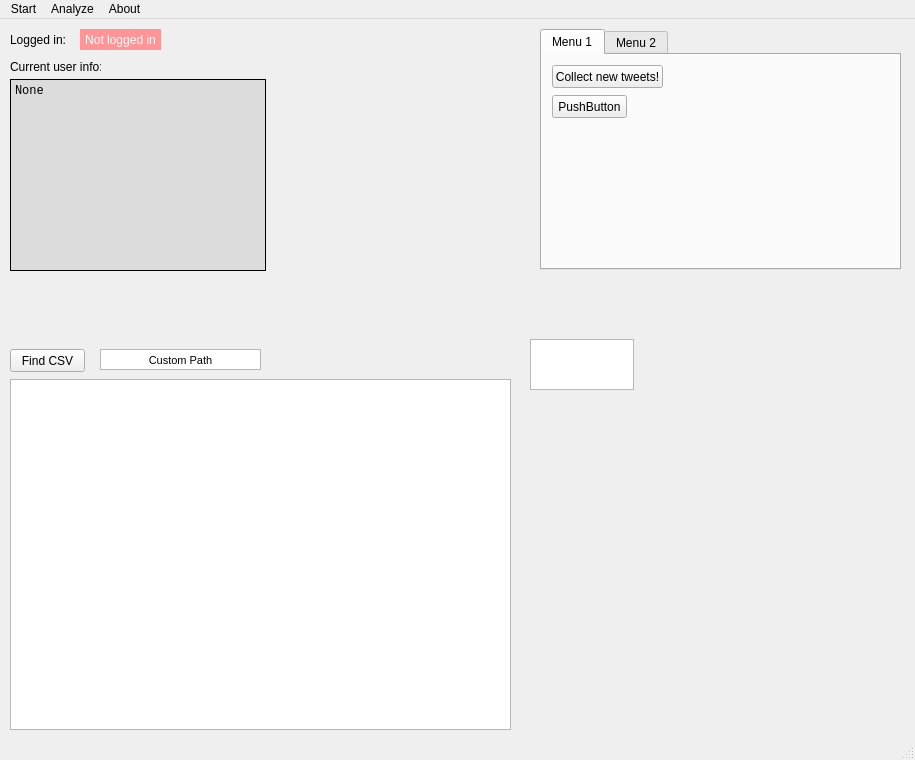
First picture: the form in TwitterAnalyzer/GUI.ui, repository GrzegorzKrug/TwitterAnalyzer, before the edit.
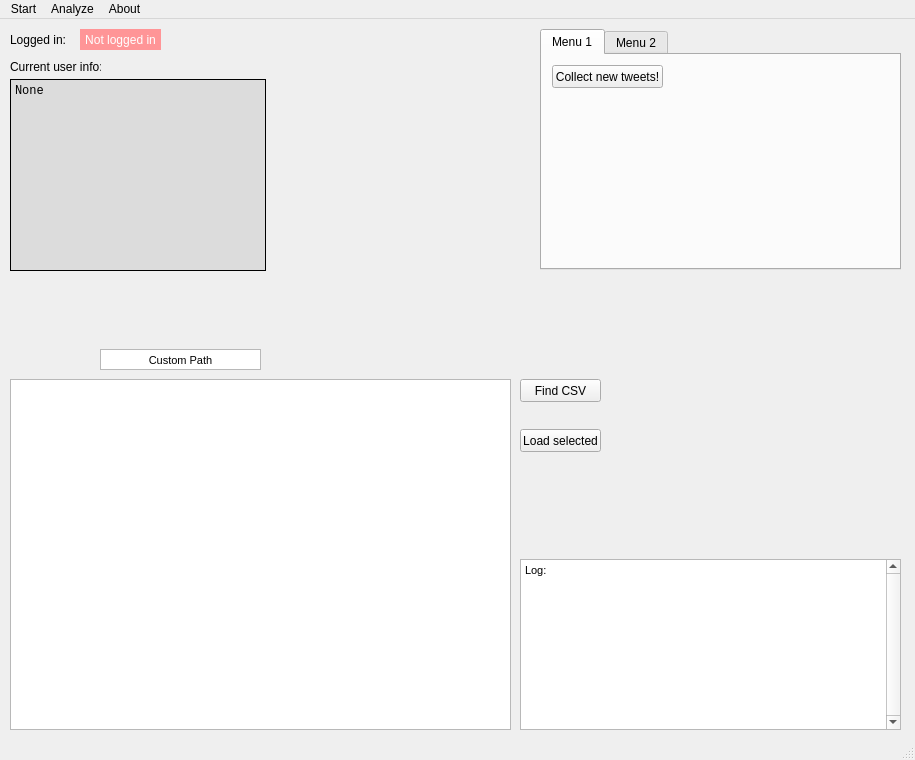
Second picture: the form after the edit.

Diff of the .ui file:
```diff
--- a/TwitterAnalyzer/GUI.ui
+++ b/TwitterAnalyzer/GUI.ui
@@ -30,19 +30,6 @@
      <attribute name="title">
       <string>Menu 1</string>
      </attribute>
-     <widget class="QPushButton" name="pushButton_2">
-      <property name="geometry">
-       <rect>
-        <x>10</x>
-        <y>40</y>
-        <width>75</width>
-        <height>23</height>
-       </rect>
-      </property>
-      <property name="text">
-       <string>PushButton</string>
-      </property>
-     </widget>
      <widget class="QPushButton" name="pushButton_collectTweets">
       <property name="geometry">
        <rect>
@@ -125,9 +112,9 @@
    <widget class="QPushButton" name="pushButton_find_csv">
     <property name="geometry">
      <rect>
-      <x>10</x>
-      <y>330</y>
-      <width>75</width>
+      <x>520</x>
+      <y>360</y>
+      <width>81</width>
       <height>23</height>
      </rect>
     </property>
@@ -198,11 +185,40 @@
    <widget class="QTextEdit" name="textEdit_2">
     <property name="geometry">
      <rect>
-      <x>530</x>
-      <y>320</y>
-      <width>104</width>
-      <height>51</height>
+      <x>520</x>
+      <y>540</y>
+      <width>381</width>
+      <height>171</height>
      </rect>
+    </property>
+    <property name="verticalScrollBarPolicy">
+     <enum>Qt::ScrollBarAlwaysOn</enum>
+    </property>
+    <property name="lineWrapMode">
+     <enum>QTextEdit::WidgetWidth</enum>
+    </property>
+    <property name="lineWrapColumnOrWidth">
+     <number>0</number>
+    </property>
+    <property name="html">
+     <string>&lt;!DOCTYPE HTML PUBLIC &quot;-//W3C//DTD HTML 4.0//EN&quot; &quot;http://www.w3.org/TR/REC-html40/strict.dtd&quot;&gt;
+&lt;html&gt;&lt;head&gt;&lt;meta name=&quot;qrichtext&quot; content=&quot;1&quot; /&gt;&lt;style type=&quot;text/css&quot;&gt;
+p, li { white-space: pre-wrap; }
+&lt;/style&gt;&lt;/head&gt;&lt;body style=&quot; font-family:'MS Shell Dlg 2'; font-size:8.25pt; font-weight:400; font-style:normal;&quot;&gt;
+&lt;p style=&quot; margin-top:0px; margin-bottom:0px; margin-left:0px; margin-right:0px; -qt-block-indent:0; text-indent:0px;&quot;&gt;Log:&lt;/p&gt;&lt;/body&gt;&lt;/html&gt;</string>
+    </property>
+   </widget>
+   <widget class="QPushButton" name="pushButton_load_csv">
+    <property name="geometry">
+     <rect>
+      <x>520</x>
+      <y>410</y>
+      <width>81</width>
+      <height>23</height>
+     </rect>
+    </property>
+    <property name="text">
+     <string>Load selected</string>
     </property>
    </widget>
   </widget>
```
Left out of the diff: 5 changed lines with no effect on the pictures.
